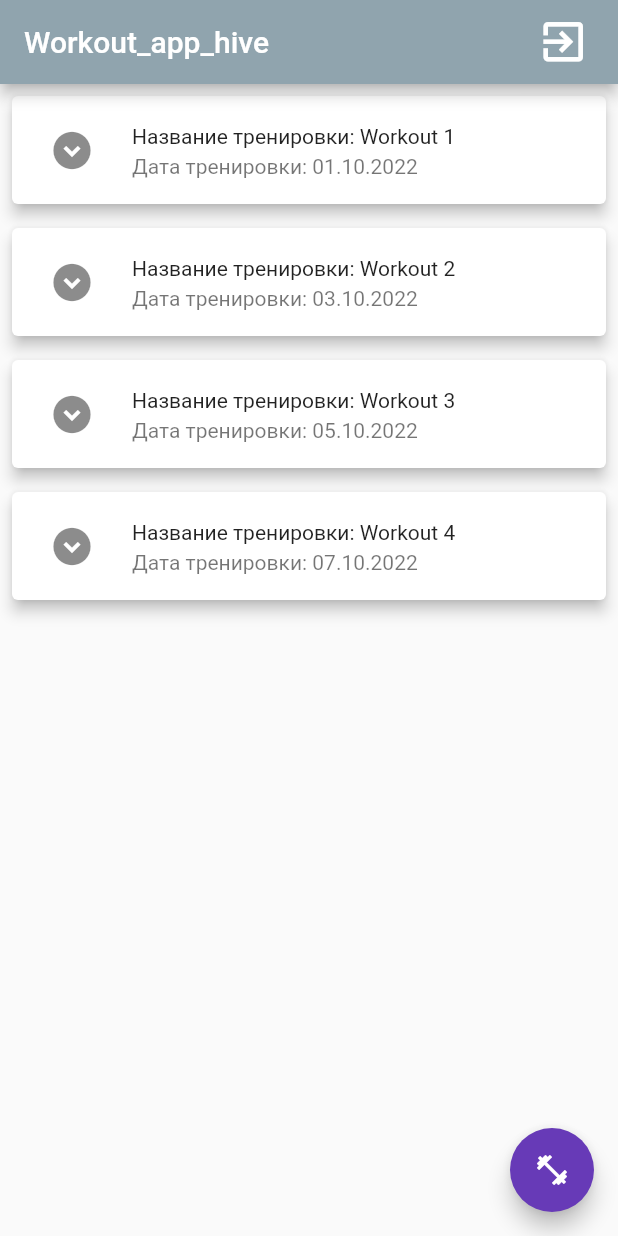
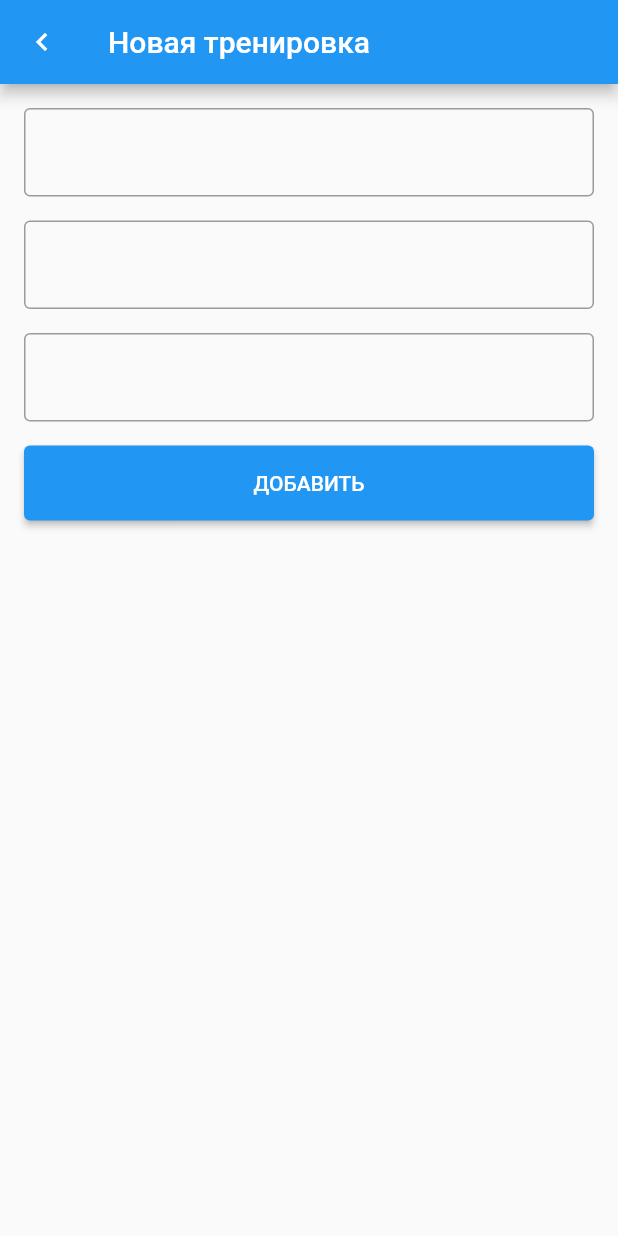
Before and after one commit to janMoroz/training_app, a Flutter app: the WorkoutListPage screen opened by its route, after a tap on the "fitness center" icon, on a phone screen of 412 x 824 dp. Run offline on Flutter 3.47's test engine with Material 2 defaults, Android fonts, the phone set to English and light mode, and no system bars; our stand-ins replace go_router, hive, hive_flutter; accounts and stored records are empty.

Commit message:
create workout box

```diff
--- a/lib/models/workout.dart
+++ b/lib/models/workout.dart
@@ -2,7 +2,7 @@ import 'package:hive/hive.dart';
 part 'workout.g.dart';
 
 @HiveType(typeId: 0)
-class Workout {
+class Workout extends HiveObject{
   @HiveField(0)
   bool complete;
 
--- a/lib/my_app.dart
+++ b/lib/my_app.dart
@@ -1,5 +1,6 @@
 import 'package:flutter/material.dart';
 import 'package:go_router/go_router.dart';
+import 'package:training_app_hive/pages/create_workout_page.dart';
 import 'package:training_app_hive/pages/welcome_page.dart';
 import 'package:training_app_hive/pages/workout_list_page.dart';
 
@@ -41,6 +42,12 @@ class MyApp extends StatelessWidget {
       GoRoute(
         path: '/workout-list',
         builder: (context, state) => const WorkoutListPage(),
+        routes: [
+          GoRoute(
+            path: 'create-workout',
+            builder: ((context, state) => const CreateWorkoutPage()),
+          ),
+        ],
       ),
     ],
   );
--- /dev/null
+++ b/lib/pages/create_workout_page.dart
@@ -0,0 +1,29 @@
+import 'package:flutter/material.dart';
+import 'package:go_router/go_router.dart';
+import 'package:training_app_hive/widgets/workout_create.dart';
+
+class CreateWorkoutPage extends StatefulWidget {
+  const CreateWorkoutPage({super.key});
+
+  @override
+  State<CreateWorkoutPage> createState() => _CreateWorkoutPageState();
+}
+
+class _CreateWorkoutPageState extends State<CreateWorkoutPage> {
+  @override
+  Widget build(BuildContext context) {
+    return Scaffold(
+      appBar: AppBar(
+        leading: IconButton(
+          onPressed: () => context.pop(),
+          icon: const Icon(Icons.keyboard_arrow_left),
+        ),
+        title: const Text('Новая тренировка'),
+      ),
+      body: const Padding(
+        padding: EdgeInsets.all(16),
+        child: WorkoutCreate(),
+      ),
+    );
+  }
+}
--- a/lib/pages/workout_list_page.dart
+++ b/lib/pages/workout_list_page.dart
@@ -35,8 +35,8 @@ class _WorkoutListPageState extends State<WorkoutListPage> {
         body: const WorkoutList(),
         floatingActionButton: FloatingActionButton(
           onPressed: () {
-            // final router = GoRouter.of(context);
-            // router.go('/create-workout');
+            final router = GoRouter.of(context);
+            router.go('${router.location}/create-workout');
           },
           backgroundColor: Colors.deepPurple,
           child: const Icon(Icons.fitness_center),
--- /dev/null
+++ b/lib/widgets/workout_create.dart
@@ -0,0 +1,46 @@
+import 'package:flutter/material.dart';
+
+class WorkoutCreate extends StatefulWidget {
+  const WorkoutCreate({super.key});
+
+  @override
+  State<WorkoutCreate> createState() => _WorkoutCreateState();
+}
+
+class _WorkoutCreateState extends State<WorkoutCreate> {
+  @override
+  Widget build(BuildContext context) {
+    return SingleChildScrollView(
+      child: Form(
+        child: Column(
+          children: [
+            TextFormField(
+              decoration: const InputDecoration(
+                border: OutlineInputBorder(),
+              ),
+            ),
+            const SizedBox(height: 16),
+            TextFormField(
+              decoration: const InputDecoration(
+                border: OutlineInputBorder(),
+              ),
+            ),
+            const SizedBox(height: 16),
+            TextFormField(
+              decoration: const InputDecoration(
+                border: OutlineInputBorder(),
+              ),
+            ),
+            const SizedBox(height: 16),
+            ElevatedButton(
+              onPressed: () {},
+              style: ElevatedButton.styleFrom(
+                  minimumSize: const Size.fromHeight(50)),
+              child: const Text('ДОБАВИТЬ'),
+            ),
+          ],
+        ),
+      ),
+    );
+  }
+}
--- a/lib/widgets/workout_list.dart
+++ b/lib/widgets/workout_list.dart
@@ -1,5 +1,7 @@
 import 'package:flutter/material.dart';
-import 'package:hive/hive.dart';
+import 'package:hive_flutter/hive_flutter.dart';
+
+import '../models/workout.dart';
 
 class WorkoutList extends StatefulWidget {
   const WorkoutList({Key? key}) : super(key: key);
@@ -9,6 +11,9 @@ class WorkoutList extends StatefulWidget {
 }
 
 class _WorkoutListState extends State<WorkoutList> {
+//final box = Box<Workout>;
+//Workout res = box.getAt(index)!;
+
   List<String> workout = <String>[
     'Workout 1',
     'Workout 2',
@@ -30,24 +35,72 @@ class _WorkoutListState extends State<WorkoutList> {
 
   @override
   Widget build(BuildContext context) {
-    return ListView.builder(
-      itemBuilder: (BuildContext context, int index) {
-        if (workout.isEmpty) {
-          return const Padding(
-            padding: EdgeInsets.only(top: 40),
-            child: SizedBox(
-                height: 50,
-                child: Center(child: Text('Список тренировок пуст'))),
+    // return ListView.builder(
+    //   itemBuilder: (BuildContext context, int index) {
+    //     if (workout.isEmpty) {
+    //       return const Padding(
+    //         padding: EdgeInsets.only(top: 40),
+    //         child: SizedBox(
+    //             height: 50,
+    //             child: Center(child: Text('Список тренировок пуст'))),
+    //       );
+    //     } else {
+    //       return _workoutCard(context, index);
+    //     }
+    //   },
+    //   itemCount: workout.isEmpty ? 1 : workout.length,
+    // );
+
+    return ValueListenableBuilder(
+      valueListenable: Hive.box<Workout>('workouts').listenable(),
+      builder: (context, Box<Workout> box, __) {
+        if (box.values.isEmpty) {
+          return const Center(
+            child: Text('Workouts not found'),
           );
-        } else {
-          return _workoutCard(context, index);
         }
+        return ListView.builder(
+          itemCount: box.values.length,
+          itemBuilder: (context, index) {
+            Workout res = box.getAt(index)!;
+            return Padding(
+              padding: const EdgeInsets.all(4),
+              child: Card(
+                elevation: 4,
+                child: Column(
+                  children: <Widget>[
+                    ListTile(
+                      leading: IconButton(
+                        onPressed: () => _showDetailsdWorkout(context, index),
+                        icon: const Icon(
+                          Icons.expand_circle_down,
+                          size: 30,
+                        ),
+                      ),
+                      title: Text(
+                        'Название тренировки: ${res.nameWorkout}',
+                        style: const TextStyle(fontSize: 14),
+                      ),
+                      subtitle: Text('Дата тренировки: ${res.dateWorkout}'),
+                      trailing: res.complete
+                          ? const Icon(Icons.check_box)
+                          : const Icon(Icons.check_box_outline_blank),
+                      onTap: () {
+                        res.complete = !res.complete;
+                        res.save();
+                      },
+                    ),
+                  ],
+                ),
+              ),
+            );
+          },
+        );
       },
-      itemCount: workout.isEmpty ? 1 : workout.length,
     );
   }
 
-  Widget _workoutCard(BuildContext context, index) {
+  Widget _workoutCard(context, index) {
     return Padding(
       padding: const EdgeInsets.all(4),
       child: Card(
```
